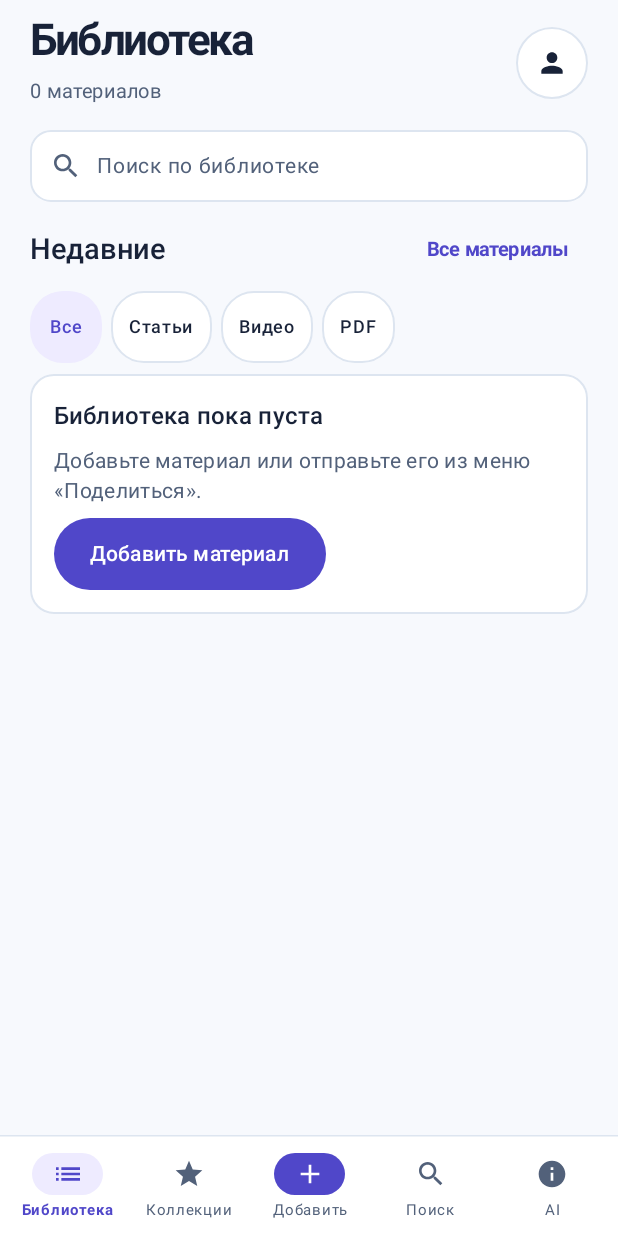
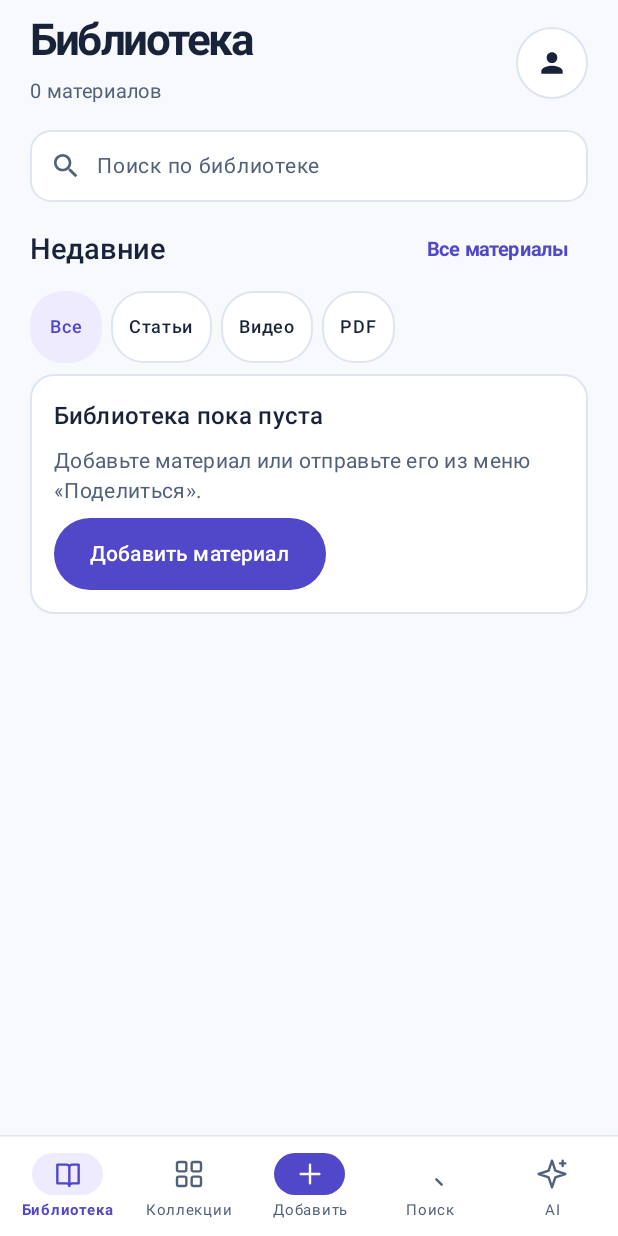
Before and after one commit to loftfull/new3, an Android app built with Jetpack Compose: the screen it shows after launch (MainActivity), on a phone screen of 412 x 824 dp. Run offline under Robolectric (Android 15) with nearby library versions, the phone set to English and light mode, and no system bars; our stand-ins replace Room's generated code; 1 statement that could not run was skipped.

Commit message:
Restore S01 design gates and reference navigation

```diff
--- a/app/src/main/java/com/knowledgehub/app/MainActivity.kt
+++ b/app/src/main/java/com/knowledgehub/app/MainActivity.kt
@@ -21,7 +21,6 @@ import androidx.compose.foundation.lazy.items
 import androidx.compose.foundation.lazy.rememberLazyListState
 import androidx.compose.material.icons.Icons
 import androidx.compose.material.icons.automirrored.filled.ArrowBack
-import androidx.compose.material.icons.automirrored.filled.List
 import androidx.compose.material.icons.filled.*
 import androidx.compose.material3.*
 import androidx.compose.runtime.*
@@ -30,7 +29,7 @@ import androidx.compose.runtime.saveable.rememberSaveableStateHolder
 import androidx.compose.ui.Alignment
 import androidx.compose.ui.Modifier
 import androidx.compose.ui.graphics.Color
-import androidx.compose.ui.graphics.vector.ImageVector
+import androidx.compose.ui.res.painterResource
 import androidx.compose.ui.platform.LocalContext
 import androidx.compose.ui.platform.testTag
 import androidx.compose.ui.semantics.Role
@@ -190,12 +189,12 @@ class LibraryModel(application: Application, private val state: SavedStateHandle
     }
 }
 
-private enum class Destination(val title: String, val icon: ImageVector) {
-    Library("Библиотека", Icons.AutoMirrored.Filled.List),
-    Collections("Коллекции", Icons.Default.Star),
-    Add("Добавить", Icons.Default.Add),
-    Search("Поиск", Icons.Default.Search),
-    Ai("AI", Icons.Default.Info),
+private enum class Destination(val title: String, val icon: Int) {
+    Library("Библиотека", R.drawable.ic_reference_library),
+    Collections("Коллекции", R.drawable.ic_reference_collections),
+    Add("Добавить", R.drawable.ic_reference_add),
+    Search("Поиск", R.drawable.ic_reference_search),
+    Ai("AI", R.drawable.ic_reference_ai),
 }
 
 private enum class LibraryPage(val title: String) {
@@ -365,7 +364,7 @@ private fun ReferenceNavigation(selected: Destination, onSelect: (Destination) -
                             contentAlignment = Alignment.Center,
                         ) {
                             Icon(
-                                destination.icon, contentDescription = null, modifier = Modifier.size(21.dp),
+                                painterResource(destination.icon), contentDescription = null, modifier = Modifier.size(21.dp),
                                 tint = when {
                                     accentButton -> Color.White
                                     active -> LibraryPalette.Accent
--- /dev/null
+++ b/app/src/main/res/drawable/ic_reference_add.xml
@@ -0,0 +1,3 @@
+<vector xmlns:android="http://schemas.android.com/apk/res/android" android:width="24dp" android:height="24dp" android:viewportWidth="24" android:viewportHeight="24">
+    <path android:fillColor="@android:color/transparent" android:strokeColor="#FF000000" android:strokeWidth="1.8" android:strokeLineCap="round" android:strokeLineJoin="round" android:pathData="M12 5v14M5 12h14" />
+</vector>
--- /dev/null
+++ b/app/src/main/res/drawable/ic_reference_ai.xml
@@ -0,0 +1,3 @@
+<vector xmlns:android="http://schemas.android.com/apk/res/android" android:width="24dp" android:height="24dp" android:viewportWidth="24" android:viewportHeight="24">
+    <path android:fillColor="@android:color/transparent" android:strokeColor="#FF000000" android:strokeWidth="1.8" android:strokeLineCap="round" android:strokeLineJoin="round" android:pathData="M12 2 9.5 9.5 2 12l7.5 2.5L12 22l2.5-7.5L22 12l-7.5-2.5zM20 2v4m-2-2h4" />
+</vector>
--- /dev/null
+++ b/app/src/main/res/drawable/ic_reference_collections.xml
@@ -0,0 +1,6 @@
+<vector xmlns:android="http://schemas.android.com/apk/res/android" android:width="24dp" android:height="24dp" android:viewportWidth="24" android:viewportHeight="24">
+    <path android:fillColor="@android:color/transparent" android:strokeColor="#FF000000" android:strokeWidth="1.8" android:strokeLineCap="round" android:strokeLineJoin="round" android:pathData="M4.4,3.0H8.6Q10.0,3.0 10.0,4.4V8.6Q10.0,10.0 8.6,10.0H4.4Q3.0,10.0 3.0,8.6V4.4Q3.0,3.0 4.4,3.0Z" />
+    <path android:fillColor="@android:color/transparent" android:strokeColor="#FF000000" android:strokeWidth="1.8" android:strokeLineCap="round" android:strokeLineJoin="round" android:pathData="M15.4,3.0H19.6Q21.0,3.0 21.0,4.4V8.6Q21.0,10.0 19.6,10.0H15.4Q14.0,10.0 14.0,8.6V4.4Q14.0,3.0 15.4,3.0Z" />
+    <path android:fillColor="@android:color/transparent" android:strokeColor="#FF000000" android:strokeWidth="1.8" android:strokeLineCap="round" android:strokeLineJoin="round" android:pathData="M4.4,14.0H8.6Q10.0,14.0 10.0,15.4V19.6Q10.0,21.0 8.6,21.0H4.4Q3.0,21.0 3.0,19.6V15.4Q3.0,14.0 4.4,14.0Z" />
+    <path android:fillColor="@android:color/transparent" android:strokeColor="#FF000000" android:strokeWidth="1.8" android:strokeLineCap="round" android:strokeLineJoin="round" android:pathData="M15.4,14.0H19.6Q21.0,14.0 21.0,15.4V19.6Q21.0,21.0 19.6,21.0H15.4Q14.0,21.0 14.0,19.6V15.4Q14.0,14.0 15.4,14.0Z" />
+</vector>
--- /dev/null
+++ b/app/src/main/res/drawable/ic_reference_library.xml
@@ -0,0 +1,3 @@
+<vector xmlns:android="http://schemas.android.com/apk/res/android" android:width="24dp" android:height="24dp" android:viewportWidth="24" android:viewportHeight="24">
+    <path android:fillColor="@android:color/transparent" android:strokeColor="#FF000000" android:strokeWidth="1.8" android:strokeLineCap="round" android:strokeLineJoin="round" android:pathData="M4 5h7a2 2 0 0 1 2 2v14a2 2 0 0 0-2-2H4zM20 5h-5a2 2 0 0 0-2 2v14a2 2 0 0 1 2-2h5z" />
+</vector>
--- /dev/null
+++ b/app/src/main/res/drawable/ic_reference_search.xml
@@ -0,0 +1,3 @@
+<vector xmlns:android="http://schemas.android.com/apk/res/android" android:width="24dp" android:height="24dp" android:viewportWidth="24" android:viewportHeight="24">
+    <path android:fillColor="@android:color/transparent" android:strokeColor="#FF000000" android:strokeWidth="1.8" android:strokeLineCap="round" android:strokeLineJoin="round" android:pathData="m16 16 4 4" />
+</vector>
```
Also changed, not shown: 4 other files.
